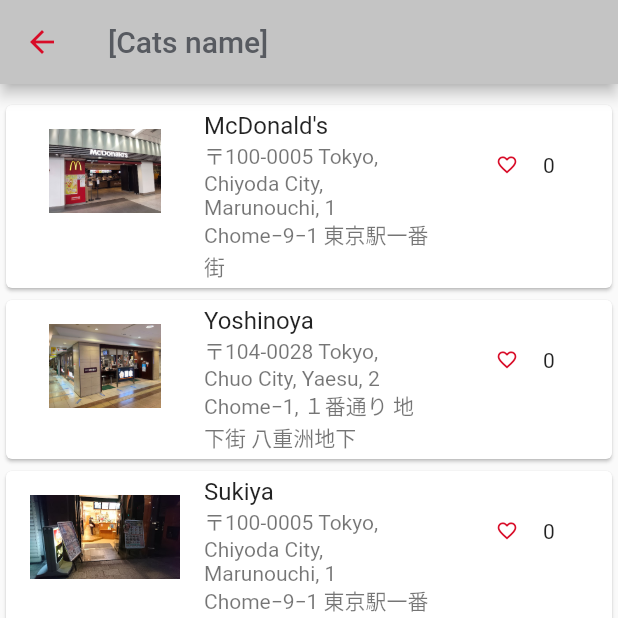
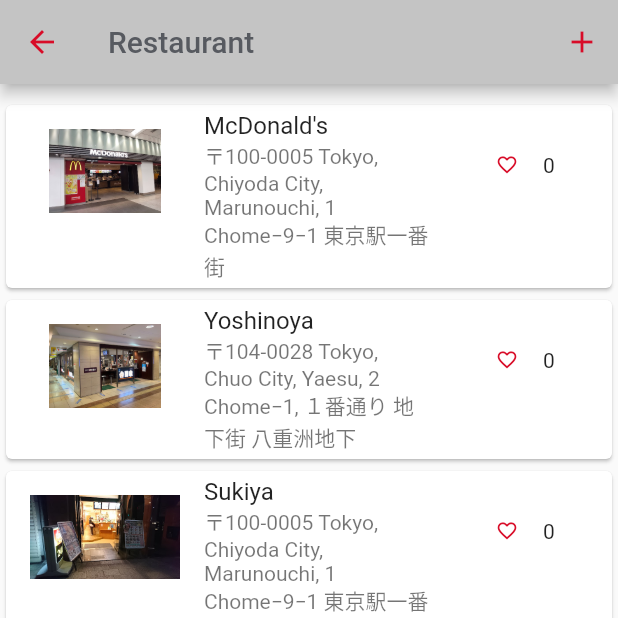
Before and after one commit to naoyuki1115/wovenlog, a Flutter app: the screen it shows after launch, on a phone screen of 412 x 824 dp, the top half of it. Run offline on Flutter 3.47's test engine with Material 2 defaults, Android fonts, the light colour scheme and no system bars; our stand-ins replace flutter_svg.

Commit message:
WV-19: modify navigations

```diff
--- a/lib/dummy_data/spot_list.dart
+++ b/lib/dummy_data/spot_list.dart
@@ -1,3 +1,4 @@
+
 import 'spot_class.dart';
 
 List spotList = [
--- a/lib/screens/spot_list_screen.dart
+++ b/lib/screens/spot_list_screen.dart
@@ -3,16 +3,21 @@
 import 'package:wovenlog/dummy_data/spot_list.dart';
 import 'package:wovenlog/dummy_data/category_list.dart';
 import 'package:wovenlog/screens/spot_detail_screen.dart';
+import 'package:wovenlog/screens/spot_post_screen.dart';
 
 class SpotListScreen extends StatelessWidget {
   const SpotListScreen({Key? key}) : super(key: key);
 
   @override
   Widget build(BuildContext context) {
+
+    final catsId = "category0001";
+    String catsName = categoryList.where((_list) => _list.id == catsId).toList()[0].name.toString();
+
     return Scaffold(
         appBar: AppBar(
-          title: const Text(
-            "[Cats name]",
+          title: Text(
+            catsName,//"[Cats name]",
             style: TextStyle(color: kFontColor),
           ),
           backgroundColor: kAppBarColor,
@@ -24,13 +29,24 @@
             //一つ前に戻る
             onPressed: () => {Navigator.pop(context)},
           ),
+          actions:[
+            IconButton(
+            icon: const Icon(
+              Icons.add,
+              color: kPrimaryColor,
+            ),
+            onPressed: () => {Navigator.push(
+              context,
+              MaterialPageRoute(builder: (context) => SpotPostScreen()),
+            )}
+          ),]
         ),
 
         bottomNavigationBar: CustomButtomBar(),
 
         body: Column(children: [
           SizedBox(height: 10,),
-          SpotListView(),
+          SpotListView(catsId:catsId),
         ]));
   }
 }
@@ -74,22 +90,20 @@
 
 //Spot一覧をカード表示
 class SpotListView extends StatelessWidget {
-  const SpotListView({Key? key,}) : super(key: key);
+  final catsId;
 
-  // final catsId;
-  // const SpotListView({Key? key, this.catsId}) : super(key: key);
+  const SpotListView({Key? key, this.catsId}) : super(key: key);
 
   @override
   Widget build(BuildContext context) {
     // int likeNum = 0;
 
-    final catsId = "category0001";
-    final spotListOne = spotList.where((spotList) => spotList.category_id == catsId);
-
+    //カテゴリIDと一致するものに絞り込み
+    final oneSpotList = spotList.where((_list) => _list.category_id == catsId);
 
     return Expanded(
       child: ListView.builder(
-          itemCount: spotListOne.length,//リストからSpot数取得
+          itemCount: oneSpotList.length,//リストからSpot数取得
           itemBuilder: (context, index) {
             return Card(
               child: ListTile(
@@ -97,16 +111,16 @@
                   leading: Container(
                       width: 100,
                       height: 75,
-                      child: Image.asset(spotListOne.toList()[index].image.toString())),
-                  title: Text(spotListOne.toList()[index].name.toString()),//spotList[index].name),
-                  subtitle: Text(spotListOne.toList()[index].address.toString()),
+                      child: Image.asset(oneSpotList.toList()[index].image.toString())),
+                  title: Text(oneSpotList.toList()[index].name.toString()),//spotList[index].name),
+                  subtitle: Text(oneSpotList.toList()[index].address.toString()),
                   trailing: SizedBox(width:90,child: LikeWidget()),//LikeWidget(),//Icon(Icons.more_vert),
                   enabled: true,
                   onTap: () {
-                    /* react to the tile being tapped */
+                    String spotId = oneSpotList.toList()[index].id.toString();
                     Navigator.push(
                       context,
-                      MaterialPageRoute(builder: (context) => SpotDetailScreen(spotIndex:index)),
+                      MaterialPageRoute(builder: (context) => SpotDetailScreen(spotId:spotId)),
                     );
                   }
                 ),
```
Also changed, not shown: lib/screens/spot_detail_screen.dart (+11 -3 lines), lib/screens/spot_post_screen.dart (+27 -0 lines).
